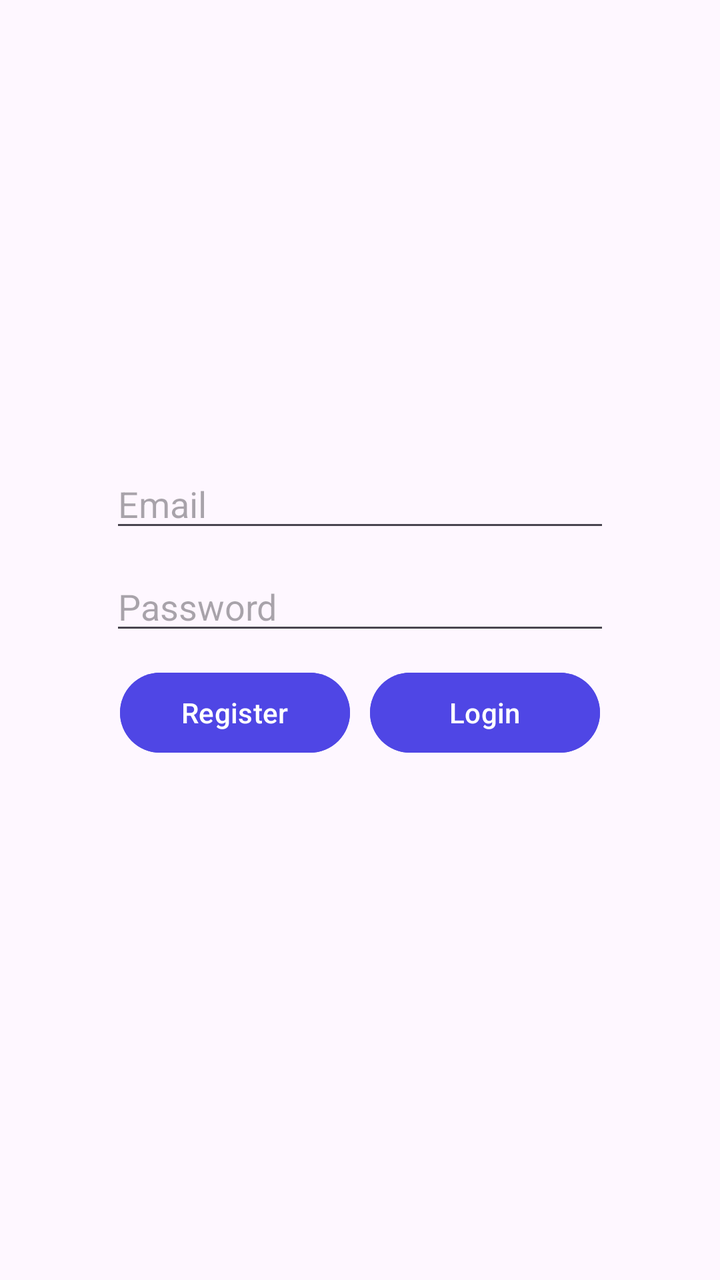
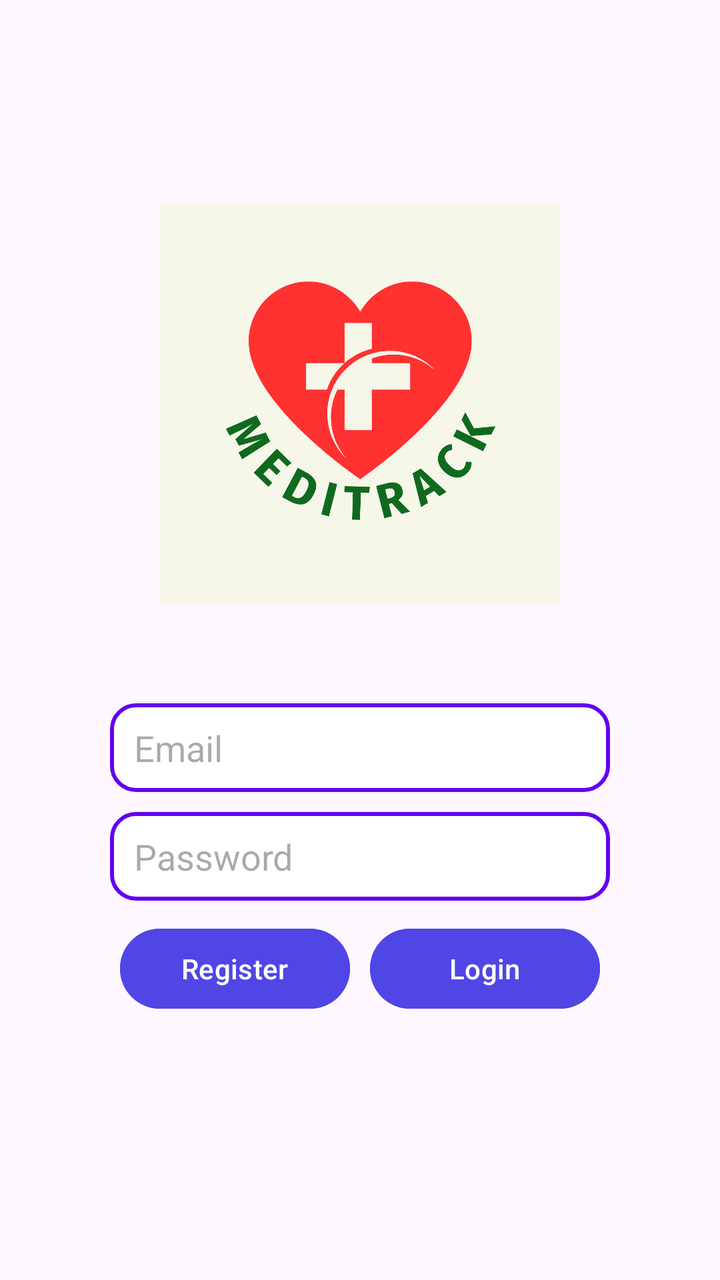

The first picture is an Android layout as it rendered before a commit; the second is the same layout after the commit. The layout source and the unified diff follow.
<!-- AndroidManifest.xml: application theme Theme.MediTrack -->
<!-- res/layout/activity_login.xml -->
<?xml version="1.0" encoding="utf-8"?>
<LinearLayout xmlns:android="http://schemas.android.com/apk/res/android"
    android:id="@+id/main"
    android:layout_width="match_parent"
    android:layout_height="match_parent"
    android:orientation="vertical"
    android:gravity="center"
    android:padding="24dp">

    <LinearLayout
        android:layout_width="300dp"
        android:layout_height="wrap_content"
        android:orientation="vertical"
        android:layout_marginBottom="30dp">

        
        <EditText
            android:layout_width="250dp"
            android:layout_height="wrap_content"
            android:id="@+id/emailText"
            android:hint="Email"
            android:inputType="textEmailAddress"
            android:layout_marginBottom="10dp"
            android:layout_gravity="center" />

        
        <EditText
            android:layout_width="250dp"
            android:layout_height="wrap_content"
            android:id="@+id/passwordText"
            android:hint="Password"
            android:inputType="textPassword"
            android:layout_marginBottom="10dp"
            android:layout_gravity="center" />

        <LinearLayout
            android:layout_width="match_parent"
            android:layout_height="wrap_content"
            android:orientation="horizontal"
            android:gravity="center">

            
            <Button
                android:layout_width="115dp"
                android:layout_height="wrap_content"
                android:id="@+id/goToRegisterBtn"
                android:text="Register"
                android:layout_marginRight="5dp"
                android:backgroundTint="#4F46E5"/>

            
            <Button
                android:layout_width="115dp"
                android:layout_height="wrap_content"
                android:id="@+id/loginBtn"
                android:text="Login"
                android:layout_marginLeft="5dp"
                android:backgroundTint="#4F46E5"/>

        </LinearLayout>

    </LinearLayout>

</LinearLayout>
<!-- resources referenced by this layout -->
<resources>
  <style name="Theme.MediTrack" parent="Base.Theme.MediTrack" />
  <style name="Base.Theme.MediTrack" parent="Theme.Material3.DayNight.NoActionBar">
          
          
      </style>
</resources>

<!-- the commit's change to res/layout/activity_login.xml (unified diff, before → after) -->
@@ -6,6 +6,12 @@
     android:orientation="vertical"
     android:gravity="center"
     android:padding="24dp">
+
+    <ImageView
+        android:layout_width="200dp"
+        android:layout_height="200dp"
+        android:src="@drawable/meditracklogo"
+        android:layout_marginBottom="50dp" />
 
     <LinearLayout
         android:layout_width="300dp"
@@ -21,7 +27,8 @@
             android:hint="Email"
             android:inputType="textEmailAddress"
             android:layout_marginBottom="10dp"
-            android:layout_gravity="center" />
+            android:layout_gravity="center"
+            android:background="@drawable/edittext_bg"/>
 
         
         <EditText
@@ -31,7 +38,8 @@
             android:hint="Password"
             android:inputType="textPassword"
             android:layout_marginBottom="10dp"
-            android:layout_gravity="center" />
+            android:layout_gravity="center"
+            android:background="@drawable/edittext_bg"/>
 
         <LinearLayout
             android:layout_width="match_parent"
<!-- resource entries referenced after the edit -->
@@ -1,5 +1,25 @@
 <!-- resources referenced by this layout -->
 <resources>
+  <!-- drawable edittext_bg (drawable) -->
+  <?xml version="1.0" encoding="utf-8"?>
+  <shape xmlns:android="http://schemas.android.com/apk/res/android">
+  
+      <solid android:color="#FFFFFF"/>
+  
+      <stroke
+          android:width="2dp"
+          android:color="#6200EE"/>
+  
+      <corners android:radius="12dp"/>
+  
+      <padding
+          android:left="12dp"
+          android:right="12dp"
+          android:top="10dp"
+          android:bottom="10dp"/>
+  
+  </shape>
+  <!-- drawable meditracklogo: png bitmap (drawable, 123612 bytes) -->
   <style name="Theme.MediTrack" parent="Base.Theme.MediTrack" />
   <style name="Base.Theme.MediTrack" parent="Theme.Material3.DayNight.NoActionBar">
           
